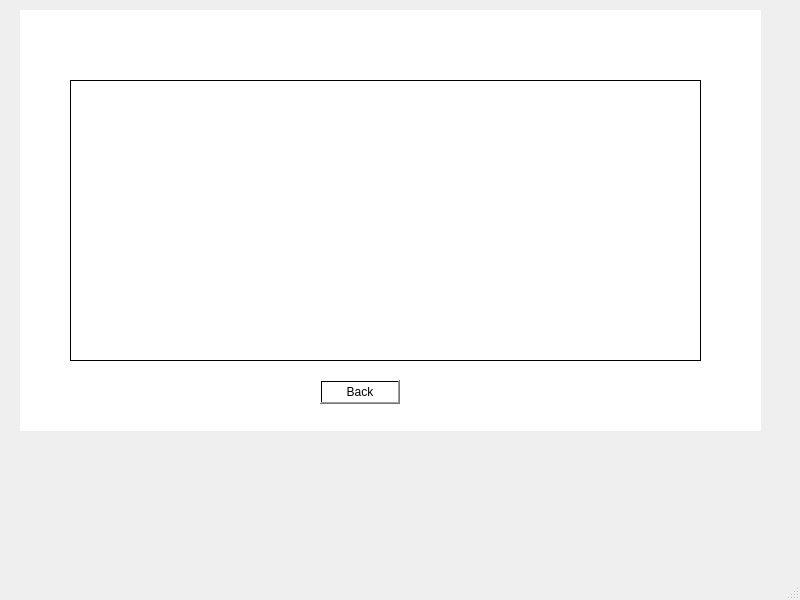
Qt form Bank_Client/mainwindow.ui (NadaMohamedMoharram/Bank_System_using_Qt) before a commit.
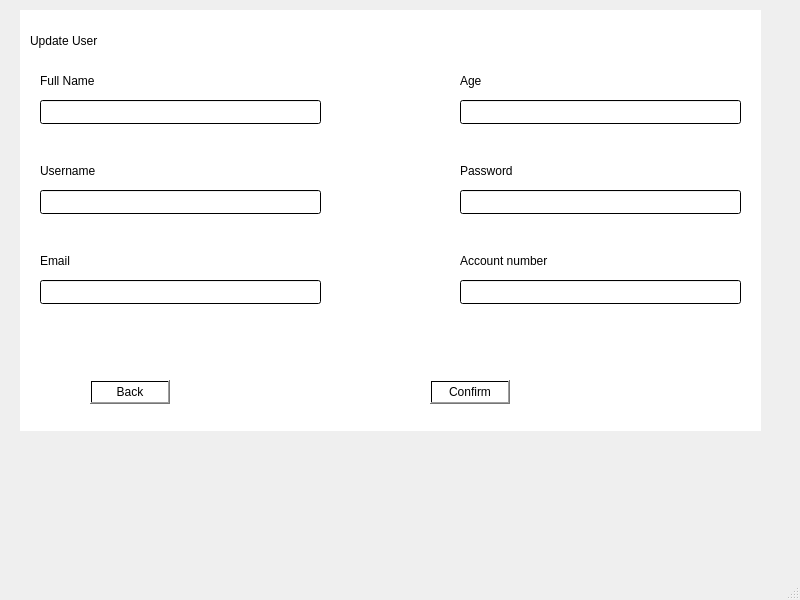
The same form after that commit.

Commit message: adding createUser and DeleteUser and UpadateUser functionality

Diff of the .ui file:
```diff
--- a/Bank_Client/mainwindow.ui
+++ b/Bank_Client/mainwindow.ui
@@ -27,7 +27,7 @@
      <string notr="true">background-color: qlineargradient(spread:pad, x1:0, y1:0, x2:1, y2:0, stop:0 rgba(255, 255, 255, 255), stop:1 rgba(255, 255, 255, 255));</string>
     </property>
     <property name="currentIndex">
-     <number>7</number>
+     <number>9</number>
     </property>
     <widget class="QWidget" name="page">
      <widget class="QLineEdit" name="lineEdit_username">
@@ -660,6 +660,364 @@
       </property>
      </widget>
     </widget>
+    <widget class="QWidget" name="page_9">
+     <widget class="QLabel" name="label_5">
+      <property name="geometry">
+       <rect>
+        <x>0</x>
+        <y>10</y>
+        <width>131</width>
+        <height>21</height>
+       </rect>
+      </property>
+      <property name="text">
+       <string>Create New User</string>
+      </property>
+     </widget>
+     <widget class="QLineEdit" name="LE_CreatUser_FullName">
+      <property name="geometry">
+       <rect>
+        <x>10</x>
+        <y>80</y>
+        <width>281</width>
+        <height>24</height>
+       </rect>
+      </property>
+     </widget>
+     <widget class="QLabel" name="label_6">
+      <property name="geometry">
+       <rect>
+        <x>10</x>
+        <y>50</y>
+        <width>71</width>
+        <height>21</height>
+       </rect>
+      </property>
+      <property name="text">
+       <string>Full Name</string>
+      </property>
+     </widget>
+     <widget class="QLineEdit" name="LE_CreatUser_Age">
+      <property name="geometry">
+       <rect>
+        <x>430</x>
+        <y>80</y>
+        <width>281</width>
+        <height>24</height>
+       </rect>
+      </property>
+     </widget>
+     <widget class="QLabel" name="label_7">
+      <property name="geometry">
+       <rect>
+        <x>430</x>
+        <y>50</y>
+        <width>71</width>
+        <height>21</height>
+       </rect>
+      </property>
+      <property name="text">
+       <string>Age</string>
+      </property>
+     </widget>
+     <widget class="QLabel" name="label_8">
+      <property name="geometry">
+       <rect>
+        <x>10</x>
+        <y>140</y>
+        <width>71</width>
+        <height>21</height>
+       </rect>
+      </property>
+      <property name="text">
+       <string>Username</string>
+      </property>
+     </widget>
+     <widget class="QLineEdit" name="LE_CreatUser_UserName">
+      <property name="geometry">
+       <rect>
+        <x>10</x>
+        <y>170</y>
+        <width>281</width>
+        <height>24</height>
+       </rect>
+      </property>
+     </widget>
+     <widget class="QLabel" name="label_10">
+      <property name="geometry">
+       <rect>
+        <x>430</x>
+        <y>140</y>
+        <width>71</width>
+        <height>21</height>
+       </rect>
+      </property>
+      <property name="text">
+       <string>Password</string>
+      </property>
+     </widget>
+     <widget class="QLineEdit" name="LE_CreatUser_Password">
+      <property name="geometry">
+       <rect>
+        <x>430</x>
+        <y>170</y>
+        <width>281</width>
+        <height>24</height>
+       </rect>
+      </property>
+     </widget>
+     <widget class="QLabel" name="label_11">
+      <property name="geometry">
+       <rect>
+        <x>10</x>
+        <y>230</y>
+        <width>71</width>
+        <height>21</height>
+       </rect>
+      </property>
+      <property name="text">
+       <string>Email</string>
+      </property>
+     </widget>
+     <widget class="QLineEdit" name="LE_CreatUser_Email">
+      <property name="geometry">
+       <rect>
+        <x>10</x>
+        <y>260</y>
+        <width>281</width>
+        <height>24</height>
+       </rect>
+      </property>
+     </widget>
+     <widget class="QLineEdit" name="LE_CreatUser_AccountNumber">
+      <property name="geometry">
+       <rect>
+        <x>430</x>
+        <y>260</y>
+        <width>281</width>
+        <height>24</height>
+       </rect>
+      </property>
+     </widget>
+     <widget class="QLabel" name="label_12">
+      <property name="geometry">
+       <rect>
+        <x>430</x>
+        <y>230</y>
+        <width>111</width>
+        <height>21</height>
+       </rect>
+      </property>
+      <property name="text">
+       <string>Account number</string>
+      </property>
+     </widget>
+     <widget class="QPushButton" name="Back_AdminCreateUser_PB">
+      <property name="geometry">
+       <rect>
+        <x>70</x>
+        <y>360</y>
+        <width>80</width>
+        <height>24</height>
+       </rect>
+      </property>
+      <property name="text">
+       <string>Back</string>
+      </property>
+     </widget>
+     <widget class="QPushButton" name="Confirm_AdminCreateUser_PB">
+      <property name="geometry">
+       <rect>
+        <x>450</x>
+        <y>360</y>
+        <width>80</width>
+        <height>24</height>
+       </rect>
+      </property>
+      <property name="text">
+       <string>Confirm</string>
+      </property>
+     </widget>
+    </widget>
+    <widget class="QWidget" name="page_10">
+     <widget class="QPushButton" name="Back_AdminUpdateUser_PB">
+      <property name="geometry">
+       <rect>
+        <x>70</x>
+        <y>370</y>
+        <width>80</width>
+        <height>24</height>
+       </rect>
+      </property>
+      <property name="text">
+       <string>Back</string>
+      </property>
+     </widget>
+     <widget class="QPushButton" name="Confirm_AdminUpdateUser_PB">
+      <property name="geometry">
+       <rect>
+        <x>410</x>
+        <y>370</y>
+        <width>80</width>
+        <height>24</height>
+       </rect>
+      </property>
+      <property name="text">
+       <string>Confirm</string>
+      </property>
+     </widget>
+     <widget class="QLabel" name="label_13">
+      <property name="geometry">
+       <rect>
+        <x>440</x>
+        <y>240</y>
+        <width>111</width>
+        <height>21</height>
+       </rect>
+      </property>
+      <property name="text">
+       <string>Account number</string>
+      </property>
+     </widget>
+     <widget class="QLineEdit" name="LE_UpdateUser_Email">
+      <property name="geometry">
+       <rect>
+        <x>20</x>
+        <y>270</y>
+        <width>281</width>
+        <height>24</height>
+       </rect>
+      </property>
+     </widget>
+     <widget class="QLabel" name="label_14">
+      <property name="geometry">
+       <rect>
+        <x>10</x>
+        <y>20</y>
+        <width>131</width>
+        <height>21</height>
+       </rect>
+      </property>
+      <property name="text">
+       <string>Update User</string>
+      </property>
+     </widget>
+     <widget class="QLineEdit" name="LE_UpdateUser_FullName">
+      <property name="geometry">
+       <rect>
+        <x>20</x>
+        <y>90</y>
+        <width>281</width>
+        <height>24</height>
+       </rect>
+      </property>
+     </widget>
+     <widget class="QLabel" name="label_15">
+      <property name="geometry">
+       <rect>
+        <x>20</x>
+        <y>60</y>
+        <width>71</width>
+        <height>21</height>
+       </rect>
+      </property>
+      <property name="text">
+       <string>Full Name</string>
+      </property>
+     </widget>
+     <widget class="QLabel" name="label_16">
+      <property name="geometry">
+       <rect>
+        <x>20</x>
+        <y>150</y>
+        <width>71</width>
+        <height>21</height>
+       </rect>
+      </property>
+      <property name="text">
+       <string>Username</string>
+      </property>
+     </widget>
+     <widget class="QLabel" name="label_17">
+      <property name="geometry">
+       <rect>
+        <x>440</x>
+        <y>150</y>
+        <width>71</width>
+        <height>21</height>
+       </rect>
+      </property>
+      <property name="text">
+       <string>Password</string>
+      </property>
+     </widget>
+     <widget class="QLineEdit" name="LE_UpdateUser_Password">
+      <property name="geometry">
+       <rect>
+        <x>440</x>
+        <y>180</y>
+        <width>281</width>
+        <height>24</height>
+       </rect>
+      </property>
+     </widget>
+     <widget class="QLineEdit" name="LE_UpdateUser_AccountNumber">
+      <property name="geometry">
+       <rect>
+        <x>440</x>
+        <y>270</y>
+        <width>281</width>
+        <height>24</height>
+       </rect>
+      </property>
+     </widget>
+     <widget class="QLabel" name="label_18">
+      <property name="geometry">
+       <rect>
+        <x>440</x>
+        <y>60</y>
+        <width>71</width>
+        <height>21</height>
+       </rect>
+      </property>
+      <property name="text">
+       <string>Age</string>
+      </property>
+     </widget>
+     <widget class="QLineEdit" name="LE_UpdateUser_UserName">
+      <property name="geometry">
+       <rect>
+        <x>20</x>
+        <y>180</y>
+        <width>281</width>
+        <height>24</height>
+       </rect>
+      </property>
+     </widget>
+     <widget class="QLineEdit" name="LE_UpdateUser_Age">
+      <property name="geometry">
+       <rect>
+        <x>440</x>
+        <y>90</y>
+        <width>281</width>
+        <height>24</height>
+       </rect>
+      </property>
+     </widget>
+     <widget class="QLabel" name="label_19">
+      <property name="geometry">
+       <rect>
+        <x>20</x>
+        <y>240</y>
+        <width>71</width>
+        <height>21</height>
+       </rect>
+      </property>
+      <property name="text">
+       <string>Email</string>
+      </property>
+     </widget>
+    </widget>
    </widget>
   </widget>
   <widget class="QMenuBar" name="menubar">
```
Left out of the diff: 12 changed lines with no effect on the pictures. The commit also changes 12 other files.
